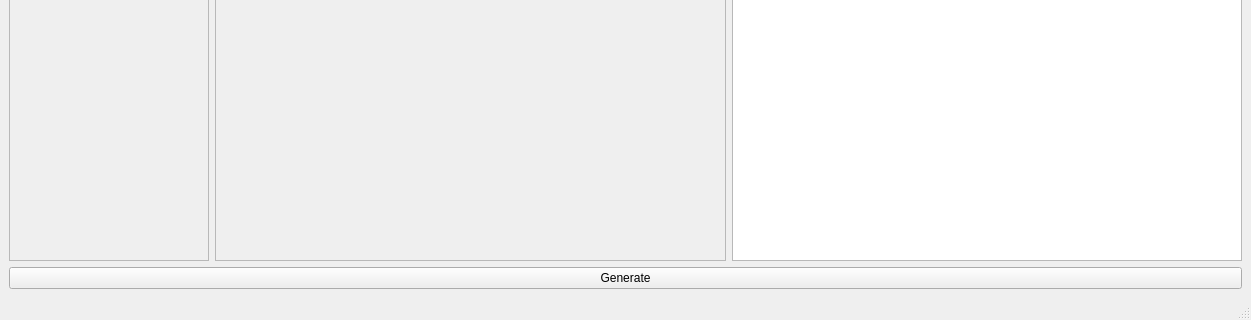
Qt form MainWindow.ui (VitaliyKolbasiuk/UML-Diagram) before a commit; both pictures show x 0 to 1251 and y 409 to 729 of the 1251 by 729 pixel window.
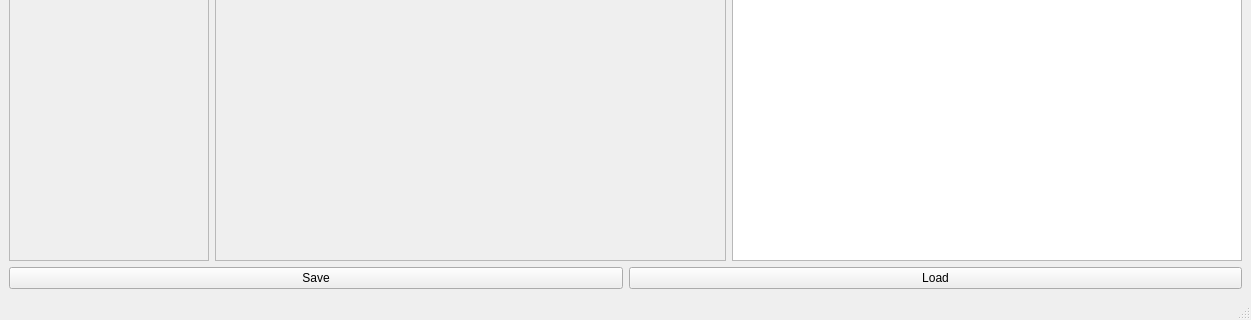
The same form after that commit. Custom widgets are drawn as their Qt base class.

Commit message: Add cereal, save and load functionality

Patch:
```diff
--- a/MainWindow.ui
+++ b/MainWindow.ui
@@ -75,7 +75,14 @@
         <item>
          <widget class="QPushButton" name="m_generateBtn">
           <property name="text">
-           <string>Generate</string>
+           <string>Save</string>
+          </property>
+         </widget>
+        </item>
+        <item>
+         <widget class="QPushButton" name="m_load">
+          <property name="text">
+           <string>Load</string>
           </property>
          </widget>
         </item>
```
Left out of the diff: 2 changed lines with no effect on the pictures. The commit also changes 217 other files.
